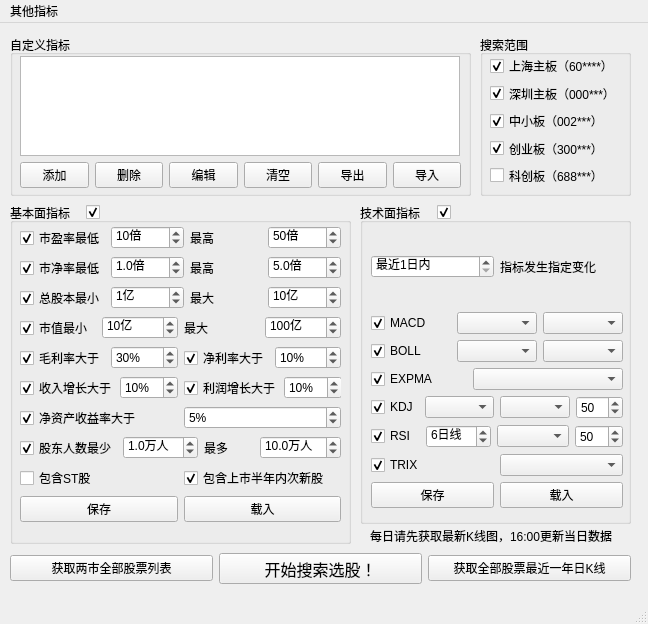
First picture: the form in QtDesign/StockFinder.ui, repository victor647/QuantumStockTrade, before the edit.
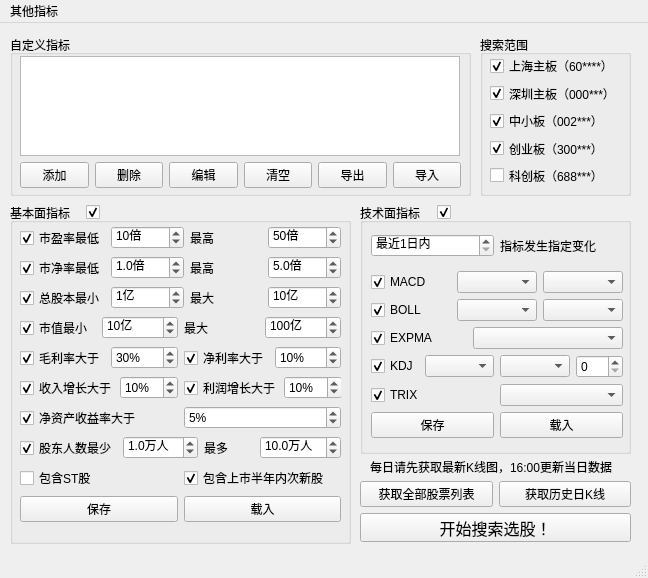
Second picture: the form after the edit.

```diff
--- a/QtDesign/StockFinder.ui
+++ b/QtDesign/StockFinder.ui
@@ -7,7 +7,7 @@
     <x>0</x>
     <y>0</y>
     <width>648</width>
-    <height>624</height>
+    <height>578</height>
    </rect>
   </property>
   <property name="windowTitle">
@@ -921,7 +921,7 @@
       <x>360</x>
       <y>180</y>
       <width>271</width>
-      <height>321</height>
+      <height>251</height>
      </rect>
     </property>
     <property name="font">
@@ -938,7 +938,7 @@
        <x>11</x>
        <y>24</y>
        <width>252</width>
-       <height>281</height>
+       <height>211</height>
       </rect>
      </property>
      <layout class="QVBoxLayout" name="verticalLayout_4">
@@ -1084,69 +1084,8 @@
            <number>100</number>
           </property>
           <property name="value">
-           <number>50</number>
-          </property>
-         </widget>
-        </item>
-       </layout>
-      </item>
-      <item>
-       <layout class="QHBoxLayout" name="horizontalLayout_19">
-        <item>
-         <widget class="QCheckBox" name="cbxRsiEnabled">
-          <property name="text">
-           <string>RSI</string>
-          </property>
-          <property name="checked">
-           <bool>true</bool>
-          </property>
-         </widget>
-        </item>
-        <item>
-         <widget class="QSpinBox" name="spbRsiTimePeriod">
-          <property name="font">
-           <font>
-            <family>Microsoft YaHei UI</family>
-            <pointsize>9</pointsize>
-           </font>
-          </property>
-          <property name="suffix">
-           <string>日线</string>
-          </property>
-          <property name="minimum">
-           <number>5</number>
-          </property>
-          <property name="maximum">
-           <number>50</number>
-          </property>
-          <property name="value">
-           <number>6</number>
-          </property>
-         </widget>
-        </item>
-        <item>
-         <widget class="QComboBox" name="cbbRsiBehaviour"/>
-        </item>
-        <item>
-         <widget class="QSpinBox" name="spbRsiThreshold">
-          <property name="font">
-           <font>
-            <family>Microsoft YaHei UI</family>
-            <pointsize>9</pointsize>
-           </font>
-          </property>
-          <property name="suffix">
-           <string/>
-          </property>
-          <property name="minimum">
            <number>0</number>
           </property>
-          <property name="maximum">
-           <number>100</number>
-          </property>
-          <property name="value">
-           <number>50</number>
-          </property>
          </widget>
         </item>
        </layout>
@@ -1245,62 +1184,11 @@
      <bool>true</bool>
     </property>
    </widget>
-   <widget class="QWidget" name="layoutWidget">
-    <property name="geometry">
-     <rect>
-      <x>10</x>
-      <y>530</y>
-      <width>621</width>
-      <height>31</height>
-     </rect>
-    </property>
-    <layout class="QHBoxLayout" name="horizontalLayout_20">
-     <item>
-      <widget class="QPushButton" name="btnGetAllStockList">
-       <property name="font">
-        <font>
-         <family>Microsoft YaHei UI</family>
-         <pointsize>9</pointsize>
-        </font>
-       </property>
-       <property name="text">
-        <string>获取两市全部股票列表</string>
-       </property>
-      </widget>
-     </item>
-     <item>
-      <widget class="QPushButton" name="btnStartSearch">
-       <property name="font">
-        <font>
-         <family>Microsoft YaHei UI</family>
-         <pointsize>12</pointsize>
-        </font>
-       </property>
-       <property name="text">
-        <string>开始搜索选股！</string>
-       </property>
-      </widget>
-     </item>
-     <item>
-      <widget class="QPushButton" name="btnGetAllStockData">
-       <property name="font">
-        <font>
-         <family>Microsoft YaHei UI</family>
-         <pointsize>9</pointsize>
-        </font>
-       </property>
-       <property name="text">
-        <string>获取全部股票最近一年日K线</string>
-       </property>
-      </widget>
-     </item>
-    </layout>
-   </widget>
    <widget class="QLabel" name="lblGetStockReminder">
     <property name="geometry">
      <rect>
       <x>370</x>
-      <y>500</y>
+      <y>431</y>
       <width>243</width>
       <height>25</height>
      </rect>
@@ -1315,6 +1203,63 @@
      <string>每日请先获取最新K线图，16:00更新当日数据</string>
     </property>
    </widget>
+   <widget class="QPushButton" name="btnStartSearch">
+    <property name="geometry">
+     <rect>
+      <x>360</x>
+      <y>490</y>
+      <width>271</width>
+      <height>29</height>
+     </rect>
+    </property>
+    <property name="font">
+     <font>
+      <family>Microsoft YaHei UI</family>
+      <pointsize>12</pointsize>
+     </font>
+    </property>
+    <property name="text">
+     <string>开始搜索选股！</string>
+    </property>
+   </widget>
+   <widget class="QWidget" name="">
+    <property name="geometry">
+     <rect>
+      <x>360</x>
+      <y>458</y>
+      <width>271</width>
+      <height>27</height>
+     </rect>
+    </property>
+    <layout class="QHBoxLayout" name="horizontalLayout_19">
+     <item>
+      <widget class="QPushButton" name="btnGetAllStockList">
+       <property name="font">
+        <font>
+         <family>Microsoft YaHei UI</family>
+         <pointsize>9</pointsize>
+        </font>
+       </property>
+       <property name="text">
+        <string>获取全部股票列表</string>
+       </property>
+      </widget>
+     </item>
+     <item>
+      <widget class="QPushButton" name="btnGetAllStockData">
+       <property name="font">
+        <font>
+         <family>Microsoft YaHei UI</family>
+         <pointsize>9</pointsize>
+        </font>
+       </property>
+       <property name="text">
+        <string>获取历史日K线</string>
+       </property>
+      </widget>
+     </item>
+    </layout>
+   </widget>
   </widget>
   <widget class="QMenuBar" name="menubar">
    <property name="geometry">
```
Left out of the diff: 48 changed lines with no effect on the pictures.
